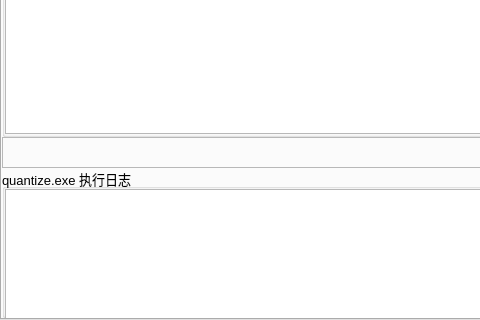
Qt form expend.ui (ylsdamxssjxxdd/eva) before a commit; both pictures show x 0 to 480 and y 330 to 650 of the 820 by 650 pixel window.
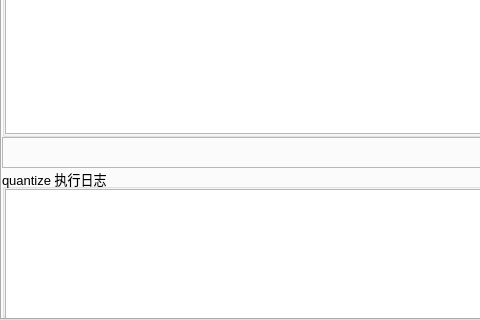
The same form after that commit. The open tabs and pages were chosen to show the change. Custom widgets are drawn as their Qt base class.

Commit message: 更新readme

Patch:
```diff
--- a/expend.ui
+++ b/expend.ui
@@ -655,7 +655,7 @@
           </size>
          </property>
          <property name="title">
-          <string>quantize.exe 执行日志</string>
+          <string>quantize 执行日志</string>
          </property>
          <layout class="QHBoxLayout" name="horizontalLayout_17">
           <property name="spacing">
```
Left out of the diff: 6 changed lines with no effect on the pictures. The commit also changes 2 other files.
